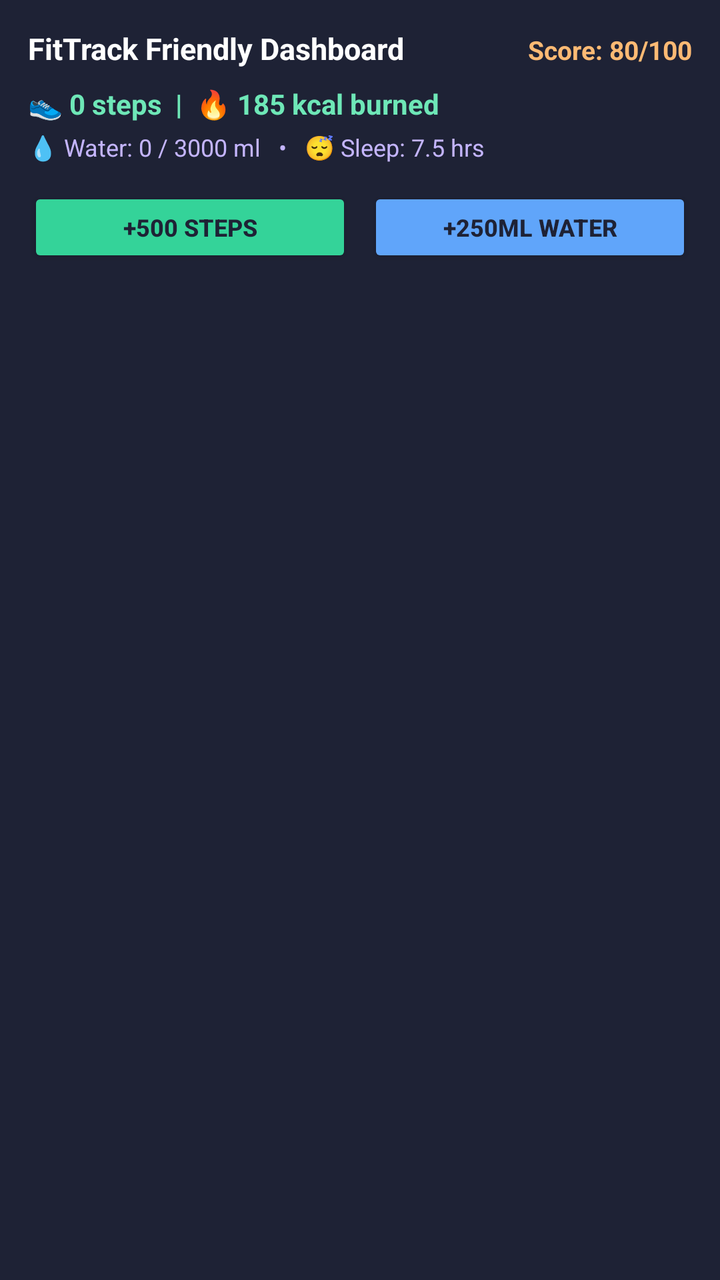
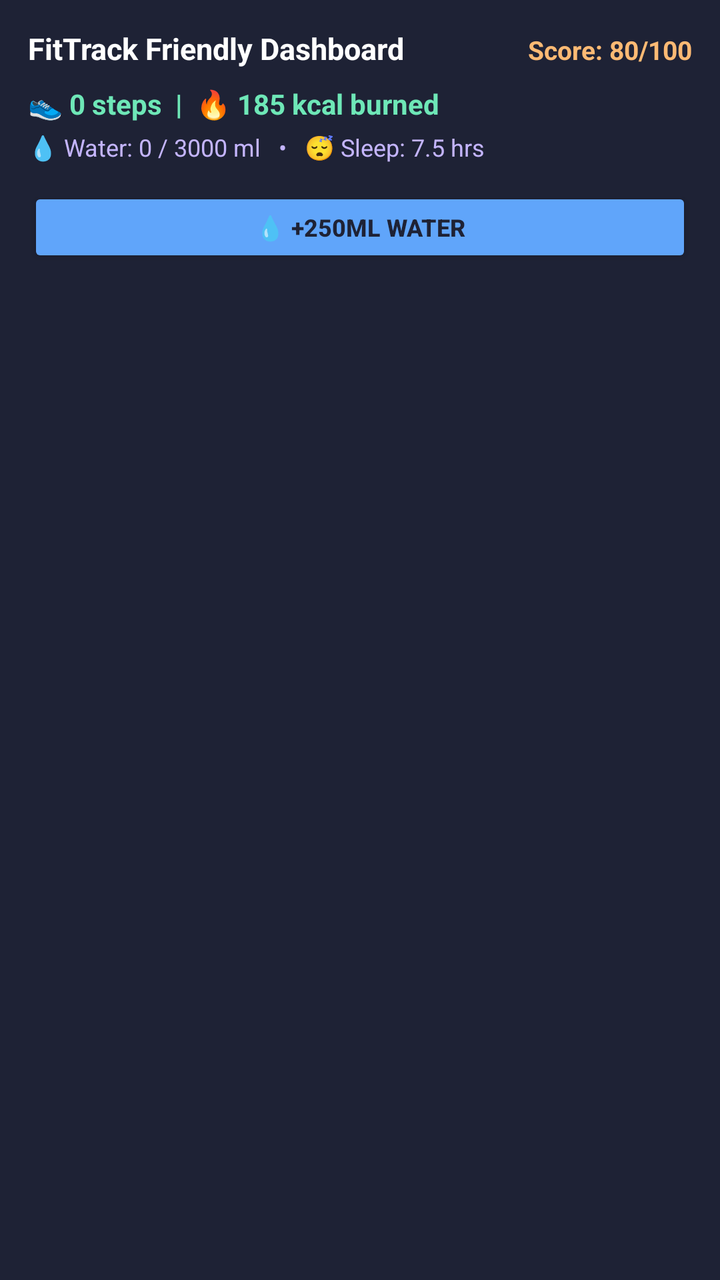

Two renders of the same Android screen: before a commit and after it. Below are the layout's source before the change and the commit's diff.
<!-- AndroidManifest.xml: application theme android:Theme.Material.NoActionBar -->
<!-- res/layout/widget_4x3.xml -->
<?xml version="1.0" encoding="utf-8"?>
<LinearLayout xmlns:android="http://schemas.android.com/apk/res/android"
    android:id="@+id/widget_root_4x3"
    android:layout_width="match_parent"
    android:layout_height="match_parent"
    android:background="#1E2235"
    android:orientation="vertical"
    android:padding="14dp">

    <LinearLayout
        android:layout_width="match_parent"
        android:layout_height="wrap_content"
        android:orientation="horizontal">

        <TextView
            android:layout_width="0dp"
            android:layout_height="wrap_content"
            android:layout_weight="1"
            android:text="FitTrack Friendly Dashboard"
            android:textColor="#FFFFFF"
            android:textSize="15sp"
            android:textStyle="bold" />

        <TextView
            android:id="@+id/w4x3_score"
            android:layout_width="wrap_content"
            android:layout_height="wrap_content"
            android:text="Score: 80/100"
            android:textColor="#FDBA74"
            android:textSize="13sp"
            android:textStyle="bold" />
    </LinearLayout>

    <TextView
        android:id="@+id/w4x3_summary"
        android:layout_width="match_parent"
        android:layout_height="wrap_content"
        android:layout_marginTop="8dp"
        android:text="👟 0 steps  |  🔥 185 kcal burned"
        android:textColor="#6EE7B7"
        android:textSize="14sp"
        android:textStyle="bold" />

    <TextView
        android:id="@+id/w4x3_sub"
        android:layout_width="match_parent"
        android:layout_height="wrap_content"
        android:layout_marginTop="4dp"
        android:text="💧 Water: 0 / 3000 ml   •   😴 Sleep: 7.5 hrs"
        android:textColor="#C4B5FD"
        android:textSize="12sp" />

    <LinearLayout
        android:layout_width="match_parent"
        android:layout_height="wrap_content"
        android:layout_marginTop="12dp"
        android:orientation="horizontal">

        <Button
            android:id="@+id/btn_widget_steps"
            android:layout_width="0dp"
            android:layout_height="40dp"
            android:layout_weight="1"
            android:backgroundTint="#34D399"
            android:text="+500 Steps"
            android:textColor="#1E2235"
            android:textSize="12sp"
            android:textStyle="bold" />

        <Button
            android:id="@+id/btn_widget_water"
            android:layout_width="0dp"
            android:layout_height="40dp"
            android:layout_marginStart="8dp"
            android:layout_weight="1"
            android:backgroundTint="#60A5FA"
            android:text="+250ml Water"
            android:textColor="#1E2235"
            android:textSize="12sp"
            android:textStyle="bold" />
    </LinearLayout>
</LinearLayout>
<!-- resources referenced by this layout -->
<resources>

</resources>

<!-- the commit's change to res/layout/widget_4x3.xml (unified diff, before → after) -->
@@ -50,31 +50,18 @@
         android:textColor="#C4B5FD"
         android:textSize="12sp" />
 
-    <LinearLayout
+   <LinearLayout
         android:layout_width="match_parent"
         android:layout_height="wrap_content"
         android:layout_marginTop="12dp"
         android:orientation="horizontal">
 
         <Button
-            android:id="@+id/btn_widget_steps"
-            android:layout_width="0dp"
+            android:id="@+id/btn_widget_water"
+            android:layout_width="match_parent"
             android:layout_height="40dp"
-            android:layout_weight="1"
-            android:backgroundTint="#34D399"
-            android:text="+500 Steps"
-            android:textColor="#1E2235"
-            android:textSize="12sp"
-            android:textStyle="bold" />
-
-        <Button
-            android:id="@+id/btn_widget_water"
-            android:layout_width="0dp"
-            android:layout_height="40dp"
-            android:layout_marginStart="8dp"
-            android:layout_weight="1"
             android:backgroundTint="#60A5FA"
-            android:text="+250ml Water"
+            android:text="💧 +250ml Water"
             android:textColor="#1E2235"
             android:textSize="12sp"
             android:textStyle="bold" />
